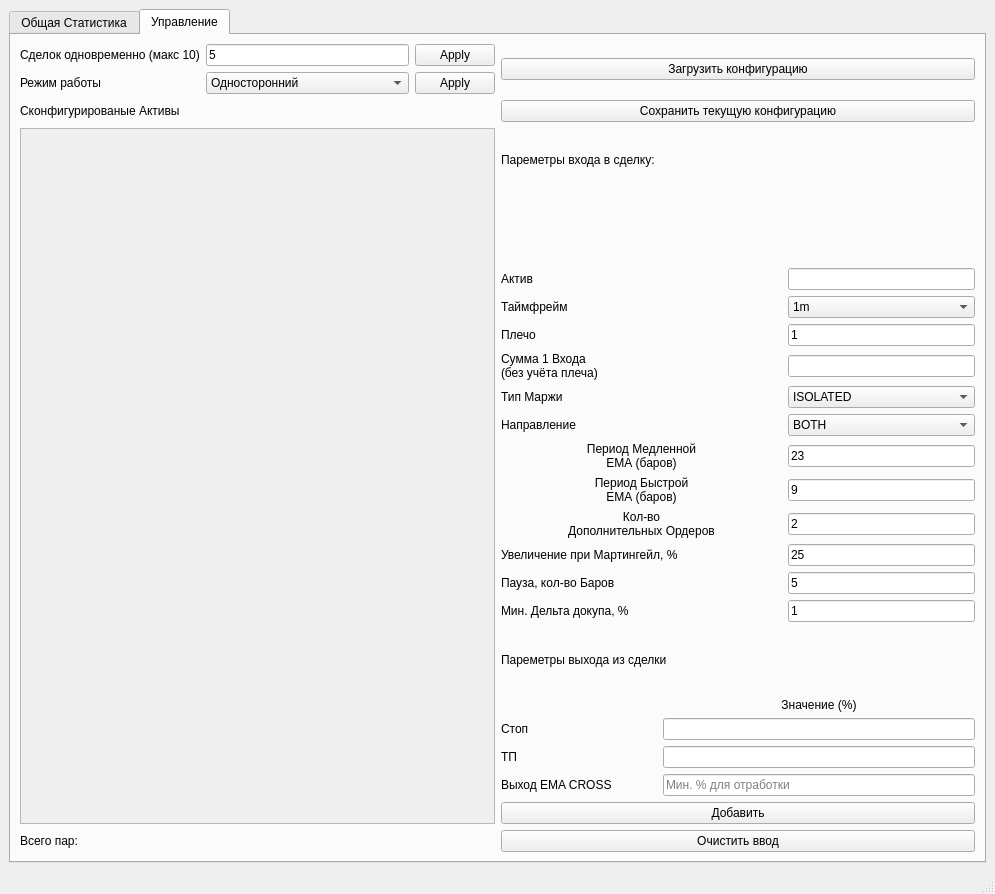
WonniPooh/ema_mart_strat, file form.ui: the form before one commit.
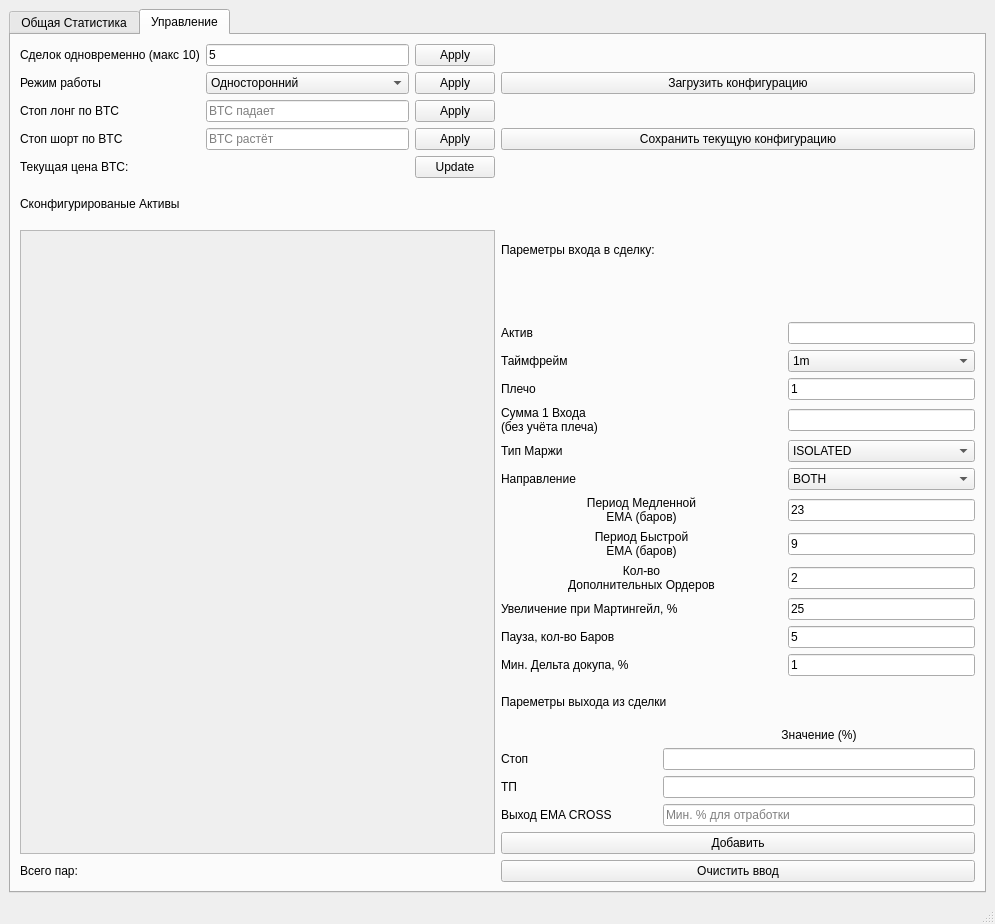
The form after the commit.

Commit message: added stop for short/long according to btc price

What changed in the file:
```diff
--- a/form.ui
+++ b/form.ui
@@ -7,7 +7,7 @@
     <x>0</x>
     <y>0</y>
     <width>995</width>
-    <height>894</height>
+    <height>924</height>
    </rect>
   </property>
   <property name="windowTitle">
@@ -188,35 +188,275 @@
         <string>Управление</string>
        </attribute>
        <layout class="QGridLayout" name="gridLayout_3">
-        <item row="0" column="1">
-         <widget class="QPushButton" name="load_cfg_btn">
+        <item row="5" column="1">
+         <widget class="QLabel" name="header_3">
           <property name="text">
-           <string>Загрузить конфигурацию</string>
+           <string>Пареметры входа в сделку:</string>
           </property>
          </widget>
         </item>
         <item row="9" column="1">
+         <layout class="QGridLayout" name="gridLayout_2" columnstretch="1,2">
+          <item row="2" column="0">
+           <widget class="QLabel" name="tp1_lbl">
+            <property name="text">
+             <string>ТП</string>
+            </property>
+           </widget>
+          </item>
+          <item row="2" column="1">
+           <widget class="QLineEdit" name="tp_input"/>
+          </item>
+          <item row="1" column="1">
+           <widget class="QLineEdit" name="sl_input"/>
+          </item>
+          <item row="0" column="1">
+           <widget class="QLabel" name="rp_lbl">
+            <property name="text">
+             <string>Значение (%)</string>
+            </property>
+            <property name="alignment">
+             <set>Qt::AlignCenter</set>
+            </property>
+           </widget>
+          </item>
+          <item row="1" column="0">
+           <widget class="QLabel" name="sl_lbl">
+            <property name="text">
+             <string>Стоп</string>
+            </property>
+           </widget>
+          </item>
+          <item row="3" column="0">
+           <widget class="QLabel" name="ema_cross_close_lbl">
+            <property name="text">
+             <string>Выход EMA CROSS</string>
+            </property>
+           </widget>
+          </item>
+          <item row="3" column="1">
+           <widget class="QLineEdit" name="ema_cross_tp_input">
+            <property name="inputMask">
+             <string/>
+            </property>
+            <property name="placeholderText">
+             <string>Мин. % для отработки</string>
+            </property>
+           </widget>
+          </item>
+         </layout>
+        </item>
+        <item row="0" column="0">
+         <layout class="QGridLayout" name="gridLayout_6">
+          <property name="topMargin">
+           <number>0</number>
+          </property>
+          <item row="3" column="1">
+           <widget class="QLineEdit" name="btc_stop_short_input">
+            <property name="placeholderText">
+             <string>BTC растёт</string>
+            </property>
+           </widget>
+          </item>
+          <item row="3" column="0">
+           <widget class="QLabel" name="label_3">
+            <property name="text">
+             <string>Стоп шорт по BTC </string>
+            </property>
+           </widget>
+          </item>
+          <item row="1" column="0">
+           <widget class="QLabel" name="account_mode_lbl">
+            <property name="text">
+             <string>Режим работы</string>
+            </property>
+           </widget>
+          </item>
+          <item row="2" column="1">
+           <widget class="QLineEdit" name="btc_stop_long_input">
+            <property name="inputMask">
+             <string/>
+            </property>
+            <property name="text">
+             <string/>
+            </property>
+            <property name="placeholderText">
+             <string>BTC падает</string>
+            </property>
+           </widget>
+          </item>
+          <item row="0" column="0">
+           <widget class="QLabel" name="max_simultaneous_deals_lbl">
+            <property name="text">
+             <string>Сделок одновременно (макс 10)</string>
+            </property>
+           </widget>
+          </item>
+          <item row="2" column="2">
+           <widget class="QPushButton" name="btc_stop_long_btn">
+            <property name="text">
+             <string>Apply</string>
+            </property>
+           </widget>
+          </item>
+          <item row="1" column="1">
+           <widget class="QComboBox" name="account_mode_input">
+            <item>
+             <property name="text">
+              <string>Односторонний</string>
+             </property>
+            </item>
+            <item>
+             <property name="text">
+              <string>Хэдж</string>
+             </property>
+            </item>
+           </widget>
+          </item>
+          <item row="0" column="2">
+           <widget class="QPushButton" name="max_simultaneous_deals_btn">
+            <property name="text">
+             <string>Apply</string>
+            </property>
+           </widget>
+          </item>
+          <item row="0" column="1">
+           <widget class="QLineEdit" name="max_simultaneous_deals_input">
+            <property name="text">
+             <string>5</string>
+            </property>
+           </widget>
+          </item>
+          <item row="2" column="0">
+           <widget class="QLabel" name="label_2">
+            <property name="text">
+             <string>Стоп лонг по BTC </string>
+            </property>
+           </widget>
+          </item>
+          <item row="3" column="2">
+           <widget class="QPushButton" name="btc_stop_short_btn">
+            <property name="text">
+             <string>Apply</string>
+            </property>
+           </widget>
+          </item>
+          <item row="1" column="2">
+           <widget class="QPushButton" name="account_mode_btn">
+            <property name="text">
+             <string>Apply</string>
+            </property>
+           </widget>
+          </item>
+          <item row="4" column="0">
+           <widget class="QLabel" name="label_4">
+            <property name="text">
+             <string>Текущая цена BTC:</string>
+            </property>
+           </widget>
+          </item>
+          <item row="4" column="1">
+           <widget class="QLabel" name="current_btc_price_lbl">
+            <property name="text">
+             <string/>
+            </property>
+           </widget>
+          </item>
+          <item row="4" column="2">
+           <widget class="QPushButton" name="update_btc_price_btn">
+            <property name="text">
+             <string>Update</string>
+            </property>
+           </widget>
+          </item>
+         </layout>
+        </item>
+        <item row="11" column="1">
+         <widget class="QPushButton" name="clean_input_btn">
+          <property name="text">
+           <string>Очистить ввод</string>
+          </property>
+         </widget>
+        </item>
+        <item row="11" column="0">
+         <layout class="QHBoxLayout" name="horizontalLayout_2">
+          <item>
+           <widget class="QLabel" name="total_symbols">
+            <property name="text">
+             <string>Всего пар:</string>
+            </property>
+           </widget>
+          </item>
+          <item>
+           <widget class="QLabel" name="total_symbols_val">
+            <property name="text">
+             <string/>
+            </property>
+           </widget>
+          </item>
+         </layout>
+        </item>
+        <item row="10" column="1">
          <widget class="QPushButton" name="add_asset_cfg_btn">
           <property name="text">
            <string>Добавить</string>
           </property>
          </widget>
         </item>
-        <item row="1" column="0">
+        <item row="2" column="0">
          <widget class="QLabel" name="label_5">
           <property name="text">
            <string>Сконфигурированые Активы</string>
           </property>
          </widget>
         </item>
-        <item row="10" column="1">
-         <widget class="QPushButton" name="clean_input_btn">
+        <item row="5" column="0" rowspan="6">
+         <widget class="QScrollArea" name="configuredSymbolsScrollArea">
+          <property name="widgetResizable">
+           <bool>true</bool>
+          </property>
+          <widget class="QWidget" name="configuredSymbolsScrollAreaWidget">
+           <property name="geometry">
+            <rect>
+             <x>0</x>
+             <y>0</y>
+             <width>473</width>
+             <height>590</height>
+            </rect>
+           </property>
+           <layout class="QVBoxLayout" name="verticalLayout">
+            <item>
+             <layout class="QVBoxLayout" name="configuredSymbolsVLayout">
+              <item>
+               <spacer name="verticalSpacer">
+                <property name="orientation">
+                 <enum>Qt::Vertical</enum>
+                </property>
+                <property name="sizeHint" stdset="0">
+                 <size>
+                  <width>20</width>
+                  <height>40</height>
+                 </size>
+                </property>
+               </spacer>
+              </item>
+             </layout>
+            </item>
+           </layout>
+          </widget>
+         </widget>
+        </item>
+        <item row="8" column="1">
+         <widget class="QLabel" name="header_2">
           <property name="text">
-           <string>Очистить ввод</string>
+           <string>Пареметры выхода из сделки</string>
+          </property>
+          <property name="alignment">
+           <set>Qt::AlignLeading|Qt::AlignLeft|Qt::AlignVCenter</set>
           </property>
          </widget>
         </item>
-        <item row="6" column="1">
+        <item row="7" column="1">
          <layout class="QGridLayout" name="gridLayout" columnstretch="3,2">
           <item row="4" column="1">
            <widget class="QComboBox" name="margin_type_input">
@@ -462,186 +702,22 @@
           </item>
          </layout>
         </item>
-        <item row="1" column="1">
-         <widget class="QPushButton" name="save_cfg_btn">
-          <property name="text">
-           <string>Сохранить текущую конфигурацию</string>
-          </property>
-         </widget>
-        </item>
-        <item row="10" column="0">
-         <layout class="QHBoxLayout" name="horizontalLayout_2">
-          <item>
-           <widget class="QLabel" name="total_symbols">
-            <property name="text">
-             <string>Всего пар:</string>
-            </property>
-           </widget>
-          </item>
-          <item>
-           <widget class="QLabel" name="total_symbols_val">
-            <property name="text">
-             <string/>
-            </property>
-           </widget>
-          </item>
-         </layout>
-        </item>
-        <item row="7" column="1">
-         <widget class="QLabel" name="header_2">
-          <property name="text">
-           <string>Пареметры выхода из сделки</string>
-          </property>
-          <property name="alignment">
-           <set>Qt::AlignLeading|Qt::AlignLeft|Qt::AlignVCenter</set>
-          </property>
-         </widget>
-        </item>
-        <item row="4" column="0" rowspan="6">
-         <widget class="QScrollArea" name="configuredSymbolsScrollArea">
-          <property name="widgetResizable">
-           <bool>true</bool>
-          </property>
-          <widget class="QWidget" name="configuredSymbolsScrollAreaWidget">
-           <property name="geometry">
-            <rect>
-             <x>0</x>
-             <y>0</y>
-             <width>473</width>
-             <height>648</height>
-            </rect>
-           </property>
-           <layout class="QVBoxLayout" name="verticalLayout">
-            <item>
-             <layout class="QVBoxLayout" name="configuredSymbolsVLayout">
-              <item>
-               <spacer name="verticalSpacer">
-                <property name="orientation">
-                 <enum>Qt::Vertical</enum>
-                </property>
-                <property name="sizeHint" stdset="0">
-                 <size>
-                  <width>20</width>
-                  <height>40</height>
-                 </size>
-                </property>
-               </spacer>
-              </item>
-             </layout>
-            </item>
-           </layout>
-          </widget>
-         </widget>
-        </item>
-        <item row="4" column="1">
-         <widget class="QLabel" name="header_3">
-          <property name="text">
-           <string>Пареметры входа в сделку:</string>
-          </property>
-         </widget>
-        </item>
-        <item row="8" column="1">
-         <layout class="QGridLayout" name="gridLayout_2" columnstretch="1,2">
-          <item row="2" column="0">
-           <widget class="QLabel" name="tp1_lbl">
-            <property name="text">
-             <string>ТП</string>
-            </property>
-           </widget>
-          </item>
-          <item row="2" column="1">
-           <widget class="QLineEdit" name="tp_input"/>
-          </item>
-          <item row="1" column="1">
-           <widget class="QLineEdit" name="sl_input"/>
-          </item>
-          <item row="0" column="1">
-           <widget class="QLabel" name="rp_lbl">
-            <property name="text">
-             <string>Значение (%)</string>
-            </property>
-            <property name="alignment">
-             <set>Qt::AlignCenter</set>
-            </property>
-           </widget>
-          </item>
-          <item row="1" column="0">
-           <widget class="QLabel" name="sl_lbl">
-            <property name="text">
-             <string>Стоп</string>
-            </property>
-           </widget>
-          </item>
-          <item row="3" column="0">
-           <widget class="QLabel" name="ema_cross_close_lbl">
-            <property name="text">
-             <string>Выход EMA CROSS</string>
-            </property>
-           </widget>
-          </item>
-          <item row="3" column="1">
-           <widget class="QLineEdit" name="ema_cross_tp_input">
-            <property name="inputMask">
-             <string/>
-            </property>
-            <property name="placeholderText">
-             <string>Мин. % для отработки</string>
-            </property>
-           </widget>
-          </item>
-         </layout>
-        </item>
-        <item row="0" column="0">
-         <layout class="QGridLayout" name="gridLayout_6">
+        <item row="0" column="1">
+         <layout class="QVBoxLayout" name="verticalLayout_2">
           <property name="topMargin">
            <number>0</number>
           </property>
-          <item row="0" column="2">
-           <widget class="QPushButton" name="max_simultaneous_deals_btn">
+          <item>
+           <widget class="QPushButton" name="load_cfg_btn">
             <property name="text">
-             <string>Apply</string>
+             <string>Загрузить конфигурацию</string>
             </property>
            </widget>
           </item>
-          <item row="0" column="0">
-           <widget class="QLabel" name="max_simultaneous_deals_lbl">
+          <item>
+           <widget class="QPushButton" name="save_cfg_btn">
             <property name="text">
-             <string>Сделок одновременно (макс 10)</string>
-            </property>
-           </widget>
-          </item>
-          <item row="1" column="1">
-           <widget class="QComboBox" name="account_mode_input">
-            <item>
-             <property name="text">
-              <string>Односторонний</string>
-             </property>
-            </item>
-            <item>
-             <property name="text">
-              <string>Хэдж</string>
-             </property>
-            </item>
-           </widget>
-          </item>
-          <item row="0" column="1">
-           <widget class="QLineEdit" name="max_simultaneous_deals_input">
-            <property name="text">
-             <string>5</string>
-            </property>
-           </widget>
-          </item>
-          <item row="1" column="0">
-           <widget class="QLabel" name="account_mode_lbl">
-            <property name="text">
-             <string>Режим работы</string>
-            </property>
-           </widget>
-          </item>
-          <item row="1" column="2">
-           <widget class="QPushButton" name="account_mode_btn">
-            <property name="text">
-             <string>Apply</string>
+             <string>Сохранить текущую конфигурацию</string>
             </property>
            </widget>
           </item>
```
The commit also changes 6 other files.
